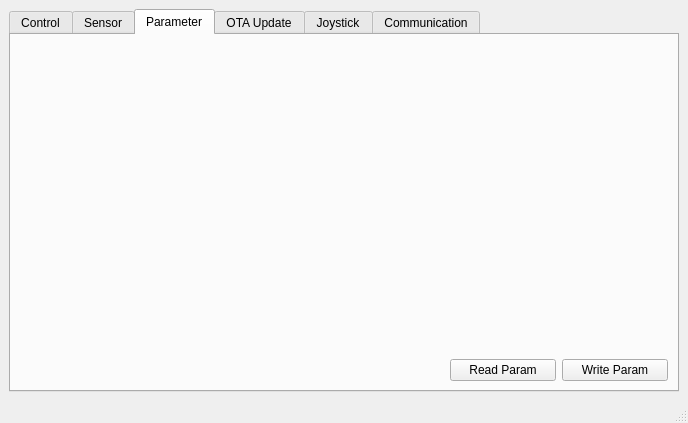
Before: the Qt Designer form mainwindow.ui in loulou784/UGV_AUVSI_2020_GroundStation, drawn with Qt 5.
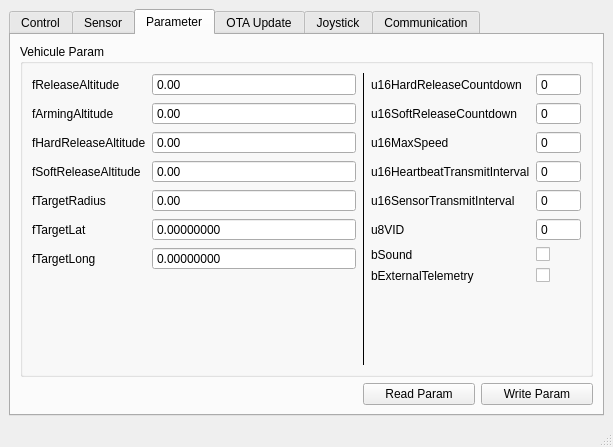
After: the same form once the commit is applied. The open tabs and pages were chosen to show the change.

Commit message: Can read config

```diff
--- a/mainwindow.ui
+++ b/mainwindow.ui
@@ -6,8 +6,8 @@
    <rect>
     <x>0</x>
     <y>0</y>
-    <width>688</width>
-    <height>423</height>
+    <width>613</width>
+    <height>447</height>
    </rect>
   </property>
   <property name="windowTitle">
@@ -209,23 +209,23 @@
           <string>Parameter</string>
          </attribute>
          <layout class="QGridLayout" name="gridLayout">
-          <item row="2" column="0">
+          <item row="0" column="0">
            <layout class="QGridLayout" name="gridLayout_2">
-            <item row="1" column="5">
-             <widget class="QPushButton" name="pushButton">
-              <property name="maximumSize">
-               <size>
-                <width>120</width>
-                <height>16777215</height>
-               </size>
-              </property>
-              <property name="text">
-               <string>Write Param</string>
-              </property>
-             </widget>
-            </item>
             <item row="1" column="4">
-             <widget class="QPushButton" name="pushButton_2">
+             <widget class="QPushButton" name="paramWriteParamButton">
+              <property name="maximumSize">
+               <size>
+                <width>120</width>
+                <height>16777215</height>
+               </size>
+              </property>
+              <property name="text">
+               <string>Write Param</string>
+              </property>
+             </widget>
+            </item>
+            <item row="1" column="3">
+             <widget class="QPushButton" name="paramReadButton">
               <property name="maximumSize">
                <size>
                 <width>120</width>
@@ -237,22 +237,110 @@
               </property>
              </widget>
             </item>
-            <item row="1" column="0" colspan="4">
-             <spacer name="horizontalSpacer">
-              <property name="orientation">
-               <enum>Qt::Horizontal</enum>
+            <item row="0" column="0" colspan="5">
+             <widget class="QGroupBox" name="groupBox_2">
+              <property name="title">
+               <string>Vehicule Param</string>
               </property>
-              <property name="sizeHint" stdset="0">
-               <size>
-                <width>40</width>
-                <height>20</height>
-               </size>
-              </property>
-             </spacer>
-            </item>
-            <item row="0" column="0" colspan="6">
-             <layout class="QFormLayout" name="formLayout">
+              <layout class="QVBoxLayout" name="verticalLayout_7">
+               <item>
+                <layout class="QHBoxLayout" name="horizontalLayout_5">
+                 <item>
+                  <layout class="QFormLayout" name="formLayout_8">
               <item row="0" column="0">
+                    <widget class="QLabel" name="label_18">
+                     <property name="text">
+                      <string>fReleaseAltitude</string>
+                     </property>
+                     <property name="alignment">
+                      <set>Qt::AlignLeading|Qt::AlignLeft|Qt::AlignVCenter</set>
+                     </property>
+                    </widget>
+                   </item>
+                   <item row="0" column="1">
+                    <widget class="QDoubleSpinBox" name="param_fReleaseAltitude">
+                     <property name="alignment">
+                      <set>Qt::AlignLeading|Qt::AlignLeft|Qt::AlignVCenter</set>
+                     </property>
+                     <property name="buttonSymbols">
+                      <enum>QAbstractSpinBox::NoButtons</enum>
+                     </property>
+                     <property name="maximum">
+                      <double>1000.000000000000000</double>
+                     </property>
+                    </widget>
+                   </item>
+                   <item row="1" column="0">
+                    <widget class="QLabel" name="label_20">
+                     <property name="text">
+                      <string>fArmingAltitude</string>
+                     </property>
+                     <property name="alignment">
+                      <set>Qt::AlignLeading|Qt::AlignLeft|Qt::AlignVCenter</set>
+                     </property>
+                    </widget>
+                   </item>
+                   <item row="2" column="0">
+                    <widget class="QLabel" name="label_21">
+                     <property name="text">
+                      <string>fHardReleaseAltitude</string>
+                     </property>
+                     <property name="alignment">
+                      <set>Qt::AlignLeading|Qt::AlignLeft|Qt::AlignVCenter</set>
+                     </property>
+                    </widget>
+                   </item>
+                   <item row="3" column="0">
+                    <widget class="QLabel" name="label_22">
+                     <property name="text">
+                      <string>fSoftReleaseAltitude</string>
+                     </property>
+                     <property name="alignment">
+                      <set>Qt::AlignLeading|Qt::AlignLeft|Qt::AlignVCenter</set>
+                     </property>
+                    </widget>
+                   </item>
+                   <item row="4" column="0">
+                    <widget class="QLabel" name="label_23">
+                     <property name="text">
+                      <string>fTargetRadius</string>
+                     </property>
+                     <property name="alignment">
+                      <set>Qt::AlignLeading|Qt::AlignLeft|Qt::AlignVCenter</set>
+                     </property>
+                    </widget>
+                   </item>
+                   <item row="5" column="0">
+                    <widget class="QLabel" name="label_25">
+                     <property name="text">
+                      <string>fTargetLat</string>
+                     </property>
+                     <property name="alignment">
+                      <set>Qt::AlignLeading|Qt::AlignLeft|Qt::AlignVCenter</set>
+                     </property>
+                    </widget>
+                   </item>
+                   <item row="6" column="0">
+                    <widget class="QLabel" name="label_26">
+                     <property name="text">
+                      <string>fTargetLong</string>
+                     </property>
+                     <property name="alignment">
+                      <set>Qt::AlignLeading|Qt::AlignLeft|Qt::AlignVCenter</set>
+                     </property>
+                    </widget>
+                   </item>
+                   <item row="1" column="1">
+                    <widget class="QDoubleSpinBox" name="param_fArmingAltitude">
+                     <property name="buttonSymbols">
+                      <enum>QAbstractSpinBox::NoButtons</enum>
+                     </property>
+                     <property name="maximum">
+                      <double>1000.000000000000000</double>
+                     </property>
+                    </widget>
+                   </item>
+                   <item row="7" column="0">
                <spacer name="verticalSpacer">
                 <property name="orientation">
                  <enum>Qt::Vertical</enum>
@@ -265,7 +353,281 @@
                 </property>
                </spacer>
               </item>
-             </layout>
+                   <item row="2" column="1">
+                    <widget class="QDoubleSpinBox" name="param_fHardReleaseAltitude">
+                     <property name="buttonSymbols">
+                      <enum>QAbstractSpinBox::NoButtons</enum>
+                     </property>
+                     <property name="maximum">
+                      <double>1000.000000000000000</double>
+                     </property>
+                    </widget>
+                   </item>
+                   <item row="3" column="1">
+                    <widget class="QDoubleSpinBox" name="param_fSoftReleaseAltitude">
+                     <property name="buttonSymbols">
+                      <enum>QAbstractSpinBox::NoButtons</enum>
+                     </property>
+                     <property name="maximum">
+                      <double>1000.000000000000000</double>
+                     </property>
+                    </widget>
+                   </item>
+                   <item row="4" column="1">
+                    <widget class="QDoubleSpinBox" name="param_fTargetRadius">
+                     <property name="buttonSymbols">
+                      <enum>QAbstractSpinBox::NoButtons</enum>
+                     </property>
+                     <property name="maximum">
+                      <double>1000.000000000000000</double>
+                     </property>
+                    </widget>
+                   </item>
+                   <item row="5" column="1">
+                    <widget class="QDoubleSpinBox" name="param_fTargetLat">
+                     <property name="buttonSymbols">
+                      <enum>QAbstractSpinBox::NoButtons</enum>
+                     </property>
+                     <property name="decimals">
+                      <number>8</number>
+                     </property>
+                     <property name="minimum">
+                      <double>-99.999999000000003</double>
+                     </property>
+                     <property name="maximum">
+                      <double>99.999999000000003</double>
+                     </property>
+                    </widget>
+                   </item>
+                   <item row="6" column="1">
+                    <widget class="QDoubleSpinBox" name="param_fTargetLong">
+                     <property name="buttonSymbols">
+                      <enum>QAbstractSpinBox::NoButtons</enum>
+                     </property>
+                     <property name="decimals">
+                      <number>8</number>
+                     </property>
+                     <property name="minimum">
+                      <double>-99.999999000000003</double>
+                     </property>
+                     <property name="maximum">
+                      <double>99.999999000000003</double>
+                     </property>
+                    </widget>
+                   </item>
+                   <item row="7" column="1">
+                    <spacer name="horizontalSpacer_6">
+                     <property name="orientation">
+                      <enum>Qt::Horizontal</enum>
+                     </property>
+                     <property name="sizeHint" stdset="0">
+                      <size>
+                       <width>40</width>
+                       <height>20</height>
+                      </size>
+                     </property>
+                    </spacer>
+                   </item>
+                  </layout>
+                 </item>
+                 <item>
+                  <widget class="Line" name="line">
+                   <property name="frameShadow">
+                    <enum>QFrame::Plain</enum>
+                   </property>
+                   <property name="orientation">
+                    <enum>Qt::Vertical</enum>
+                   </property>
+                  </widget>
+                 </item>
+                 <item>
+                  <layout class="QFormLayout" name="formLayout_7">
+                   <item row="0" column="0">
+                    <widget class="QLabel" name="label_19">
+                     <property name="text">
+                      <string>u16HardReleaseCountdown</string>
+                     </property>
+                     <property name="alignment">
+                      <set>Qt::AlignLeading|Qt::AlignLeft|Qt::AlignVCenter</set>
+                     </property>
+                    </widget>
+                   </item>
+                   <item row="0" column="1">
+                    <widget class="QSpinBox" name="param_u16HardReleaseCountdown">
+                     <property name="buttonSymbols">
+                      <enum>QAbstractSpinBox::NoButtons</enum>
+                     </property>
+                     <property name="maximum">
+                      <number>65535</number>
+                     </property>
+                    </widget>
+                   </item>
+                   <item row="1" column="0">
+                    <widget class="QLabel" name="label_24">
+                     <property name="text">
+                      <string>u16SoftReleaseCountdown</string>
+                     </property>
+                     <property name="alignment">
+                      <set>Qt::AlignLeading|Qt::AlignLeft|Qt::AlignVCenter</set>
+                     </property>
+                    </widget>
+                   </item>
+                   <item row="2" column="0">
+                    <widget class="QLabel" name="label_27">
+                     <property name="text">
+                      <string>u16MaxSpeed</string>
+                     </property>
+                     <property name="alignment">
+                      <set>Qt::AlignLeading|Qt::AlignLeft|Qt::AlignVCenter</set>
+                     </property>
+                    </widget>
+                   </item>
+                   <item row="3" column="0">
+                    <widget class="QLabel" name="label_28">
+                     <property name="text">
+                      <string>u16HeartbeatTransmitInterval</string>
+                     </property>
+                     <property name="alignment">
+                      <set>Qt::AlignLeading|Qt::AlignLeft|Qt::AlignVCenter</set>
+                     </property>
+                    </widget>
+                   </item>
+                   <item row="4" column="0">
+                    <widget class="QLabel" name="label_29">
+                     <property name="text">
+                      <string>u16SensorTransmitInterval</string>
+                     </property>
+                     <property name="alignment">
+                      <set>Qt::AlignLeading|Qt::AlignLeft|Qt::AlignVCenter</set>
+                     </property>
+                    </widget>
+                   </item>
+                   <item row="5" column="0">
+                    <widget class="QLabel" name="label_30">
+                     <property name="text">
+                      <string>u8VID</string>
+                     </property>
+                     <property name="alignment">
+                      <set>Qt::AlignLeading|Qt::AlignLeft|Qt::AlignVCenter</set>
+                     </property>
+                    </widget>
+                   </item>
+                   <item row="7" column="0">
+                    <widget class="QLabel" name="label_31">
+                     <property name="text">
+                      <string>bExternalTelemetry</string>
+                     </property>
+                     <property name="alignment">
+                      <set>Qt::AlignLeading|Qt::AlignLeft|Qt::AlignVCenter</set>
+                     </property>
+                    </widget>
+                   </item>
+                   <item row="6" column="0">
+                    <widget class="QLabel" name="label_32">
+                     <property name="text">
+                      <string>bSound</string>
+                     </property>
+                     <property name="alignment">
+                      <set>Qt::AlignLeading|Qt::AlignLeft|Qt::AlignVCenter</set>
+                     </property>
+                    </widget>
+                   </item>
+                   <item row="6" column="1">
+                    <widget class="QCheckBox" name="param_bSound">
+                     <property name="text">
+                      <string/>
+                     </property>
+                    </widget>
+                   </item>
+                   <item row="7" column="1">
+                    <widget class="QCheckBox" name="param_bExternalTelemetry">
+                     <property name="text">
+                      <string/>
+                     </property>
+                    </widget>
+                   </item>
+                   <item row="1" column="1">
+                    <widget class="QSpinBox" name="param_u16SoftReleaseCountdown">
+                     <property name="buttonSymbols">
+                      <enum>QAbstractSpinBox::NoButtons</enum>
+                     </property>
+                     <property name="maximum">
+                      <number>65535</number>
+                     </property>
+                    </widget>
+                   </item>
+                   <item row="2" column="1">
+                    <widget class="QSpinBox" name="param_u16MaxSpeed">
+                     <property name="buttonSymbols">
+                      <enum>QAbstractSpinBox::NoButtons</enum>
+                     </property>
+                     <property name="maximum">
+                      <number>4096</number>
+                     </property>
+                    </widget>
+                   </item>
+                   <item row="3" column="1">
+                    <widget class="QSpinBox" name="param_u16HeartbeatTransmitInterval">
+                     <property name="buttonSymbols">
+                      <enum>QAbstractSpinBox::NoButtons</enum>
+                     </property>
+                     <property name="maximum">
+                      <number>65535</number>
+                     </property>
+                    </widget>
+                   </item>
+                   <item row="4" column="1">
+                    <widget class="QSpinBox" name="param_u16SensorTransmitInterval">
+                     <property name="buttonSymbols">
+                      <enum>QAbstractSpinBox::NoButtons</enum>
+                     </property>
+                     <property name="maximum">
+                      <number>65535</number>
+                     </property>
+                    </widget>
+                   </item>
+                   <item row="5" column="1">
+                    <widget class="QSpinBox" name="param_u8VID">
+                     <property name="buttonSymbols">
+                      <enum>QAbstractSpinBox::NoButtons</enum>
+                     </property>
+                     <property name="maximum">
+                      <number>255</number>
+                     </property>
+                    </widget>
+                   </item>
+                   <item row="8" column="0">
+                    <spacer name="verticalSpacer_2">
+                     <property name="orientation">
+                      <enum>Qt::Vertical</enum>
+                     </property>
+                     <property name="sizeHint" stdset="0">
+                      <size>
+                       <width>20</width>
+                       <height>40</height>
+                      </size>
+                     </property>
+                    </spacer>
+                   </item>
+                  </layout>
+                 </item>
+                </layout>
+               </item>
+              </layout>
+             </widget>
+            </item>
+            <item row="1" column="0" colspan="3">
+             <spacer name="horizontalSpacer">
+              <property name="orientation">
+               <enum>Qt::Horizontal</enum>
+              </property>
+              <property name="sizeHint" stdset="0">
+               <size>
+                <width>40</width>
+                <height>20</height>
+               </size>
+              </property>
+             </spacer>
             </item>
            </layout>
           </item>
```
Left out of the diff: 126 changed lines with no effect on the pictures. Lines whose indentation alone changed are shown as unchanged. The commit also changes 7 other files.
